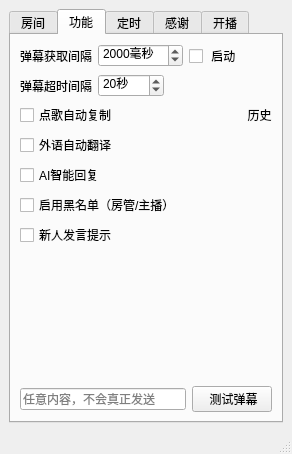
iwxyi/Bilibili-MagicalDanmaku, file mainwindow.ui: the form before one commit.
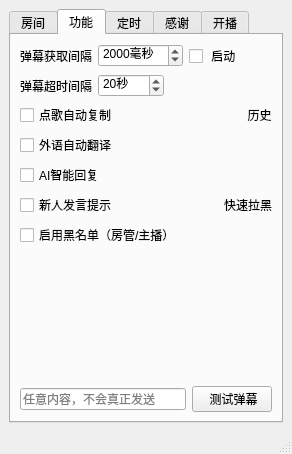
The form after the commit.

Commit message: 添加新人快速拉黑的逻辑判断

```diff
--- a/mainwindow.ui
+++ b/mainwindow.ui
@@ -280,21 +280,7 @@
          </layout>
         </item>
         <item>
-         <layout class="QHBoxLayout" name="horizontalLayout_10">
-          <property name="topMargin">
-           <number>0</number>
-          </property>
-          <item>
-           <widget class="QCheckBox" name="enableBlockCheck">
-            <property name="text">
-             <string>启用黑名单（房管/主播）</string>
-            </property>
-           </widget>
-          </item>
-         </layout>
-        </item>
-        <item>
-         <layout class="QHBoxLayout" name="horizontalLayout_18">
+         <layout class="QHBoxLayout" name="horizontalLayout_18" stretch="1,0">
           <property name="topMargin">
            <number>0</number>
           </property>
@@ -302,6 +288,37 @@
            <widget class="QCheckBox" name="newbieTipCheck">
             <property name="text">
              <string>新人发言提示</string>
+            </property>
+           </widget>
+          </item>
+          <item>
+           <widget class="QPushButton" name="blockKeysButton">
+            <property name="toolTip">
+             <string>&lt;html&gt;&lt;head/&gt;&lt;body&gt;&lt;p&gt;新人弹幕触发关键词的内容时，实时弹幕的顶部显示拉黑提示&lt;/p&gt;&lt;p&gt;新人弹幕：0级前三句话、&amp;gt;0级第一句话&lt;/p&gt;&lt;p&gt;附：B站会自动屏蔽大部分违禁词&lt;/p&gt;&lt;/body&gt;&lt;/html&gt;</string>
+            </property>
+            <property name="styleSheet">
+             <string notr="true">background: transparent;
+border: none;</string>
+            </property>
+            <property name="text">
+             <string>快速拉黑</string>
+            </property>
+           </widget>
+          </item>
+         </layout>
+        </item>
+        <item>
+         <layout class="QHBoxLayout" name="horizontalLayout_10" stretch="1">
+          <property name="topMargin">
+           <number>0</number>
+          </property>
+          <item>
+           <widget class="QCheckBox" name="enableBlockCheck">
+            <property name="toolTip">
+             <string>&lt;html&gt;&lt;head/&gt;&lt;body&gt;&lt;p&gt;在实时弹幕的菜单中添加拉黑&lt;/p&gt;&lt;p&gt;只有房管/主播才有黑名单权限&lt;/p&gt;&lt;/body&gt;&lt;/html&gt;</string>
+            </property>
+            <property name="text">
+             <string>启用黑名单（房管/主播）</string>
             </property>
            </widget>
           </item>
```
Left out of the diff: 6 changed lines with no effect on the pictures. The commit also changes 4 other files.
